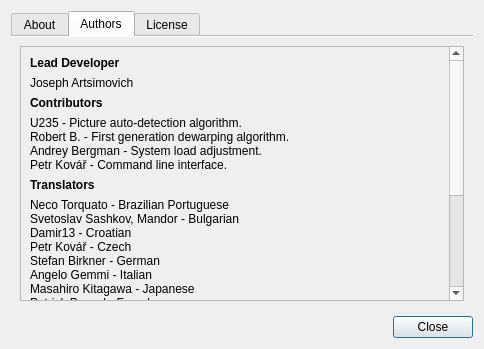
First picture: the form in ui/AboutDialog.ui, repository scantailor/scantailor, before the edit.
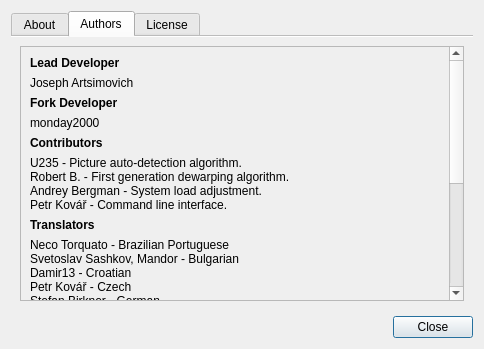
Second picture: the form after the edit. The open tabs and pages were chosen to show the change. Icons and pictures are not drawn.

What changed in the file:
```diff
--- a/ui/AboutDialog.ui
+++ b/ui/AboutDialog.ui
@@ -110,9 +110,9 @@
           <property name="geometry">
            <rect>
             <x>0</x>
-            <y>-89</y>
-            <width>425</width>
-            <height>410</height>
+            <y>0</y>
+            <width>256</width>
+            <height>448</height>
            </rect>
           </property>
           <layout class="QVBoxLayout" name="verticalLayout_2">
@@ -133,6 +133,23 @@
              </property>
             </widget>
            </item>
+           <item>
+            <widget class="QLabel" name="label_31">
+             <property name="styleSheet">
+              <string notr="true">font-weight: bold;</string>
+             </property>
+             <property name="text">
+              <string>Fork Developer</string>
+             </property>
+            </widget>
+           </item>
+           <item>
+            <widget class="QLabel" name="label_30">
+             <property name="text">
+              <string>monday2000</string>
+             </property>
+            </widget>
+           </item>
            <item>
             <widget class="QLabel" name="label_6">
              <property name="styleSheet">
```
Left out of the diff: 6 changed lines with no effect on the pictures.
